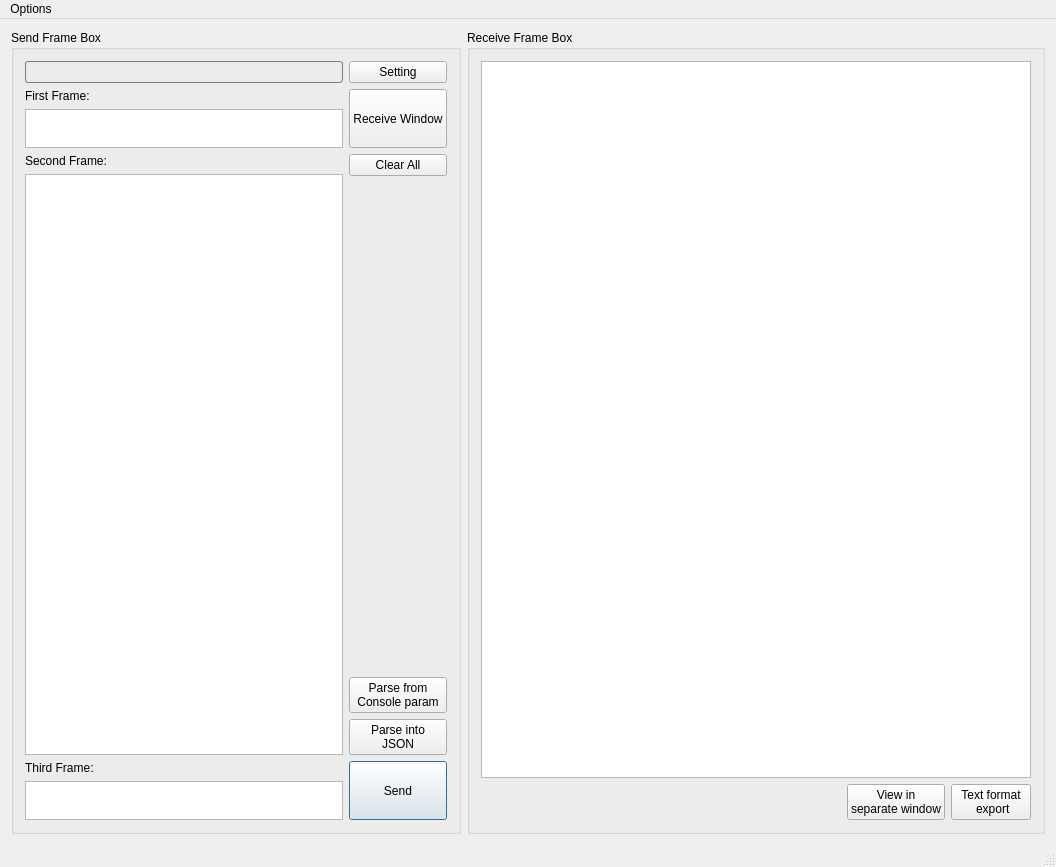
Old version of the form mainwindow.ui in the repository Dicong/ZMQ_DEMO.
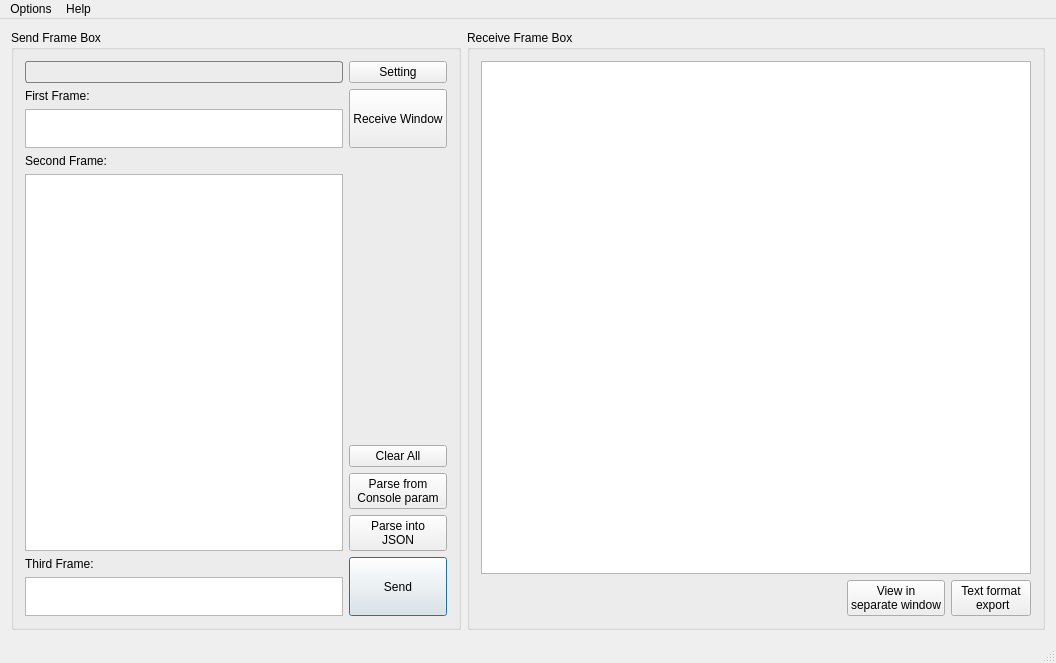
New version of the form.

The edit to the form file:
```diff
--- a/mainwindow.ui
+++ b/mainwindow.ui
@@ -7,7 +7,7 @@
     <x>0</x>
     <y>0</y>
     <width>1056</width>
-    <height>867</height>
+    <height>663</height>
    </rect>
   </property>
   <property name="font">
@@ -28,7 +28,7 @@
       <property name="minimumSize">
        <size>
         <width>400</width>
-        <height>400</height>
+        <height>600</height>
        </size>
       </property>
       <property name="maximumSize">
@@ -151,15 +151,8 @@
          </property>
         </widget>
        </item>
-       <item row="3" column="1" rowspan="2">
+       <item row="4" column="1">
         <layout class="QVBoxLayout" name="verticalLayout_3">
-         <item alignment="Qt::AlignTop">
-          <widget class="QPushButton" name="clearButton">
-           <property name="text">
-            <string>Clear All</string>
-           </property>
-          </widget>
-         </item>
          <item>
           <spacer name="verticalSpacer">
            <property name="orientation">
@@ -173,6 +166,13 @@
            </property>
           </spacer>
          </item>
+         <item alignment="Qt::AlignTop">
+          <widget class="QPushButton" name="clearButton">
+           <property name="text">
+            <string>Clear All</string>
+           </property>
+          </widget>
+         </item>
          <item alignment="Qt::AlignBottom">
           <widget class="QPushButton" name="parseFromConsoleButton">
            <property name="text">
@@ -211,7 +211,7 @@
       <property name="minimumSize">
        <size>
         <width>500</width>
-        <height>800</height>
+        <height>600</height>
        </size>
       </property>
       <property name="title">
@@ -232,6 +232,9 @@
           <string>View in 
 separate window</string>
          </property>
+         <property name="checkable">
+          <bool>true</bool>
+         </property>
         </widget>
        </item>
        <item row="2" column="0">
@@ -277,7 +280,14 @@
     </property>
     <addaction name="actionSetting"/>
    </widget>
+   <widget class="QMenu" name="menuAbout">
+    <property name="title">
+     <string>Help</string>
+    </property>
+    <addaction name="actionFormatAbout"/>
+   </widget>
    <addaction name="menuOptions"/>
+   <addaction name="menuAbout"/>
   </widget>
   <widget class="QStatusBar" name="statusBar"/>
   <action name="settingAct">
```
Left out of the diff: 103 changed lines with no effect on the pictures.
